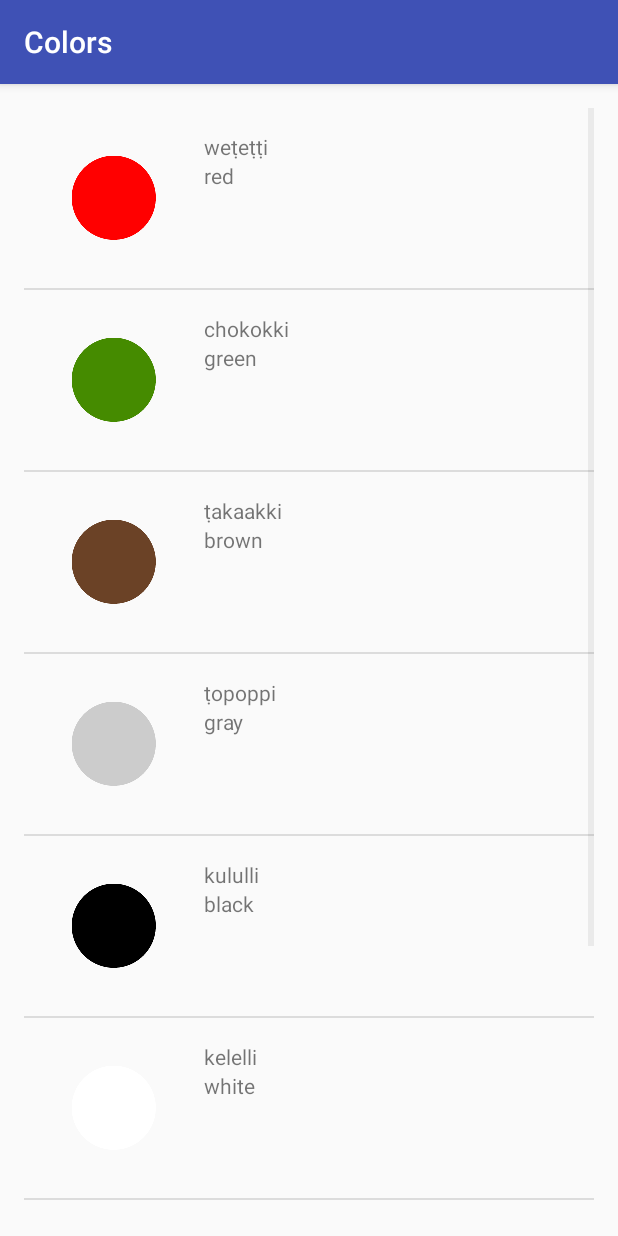
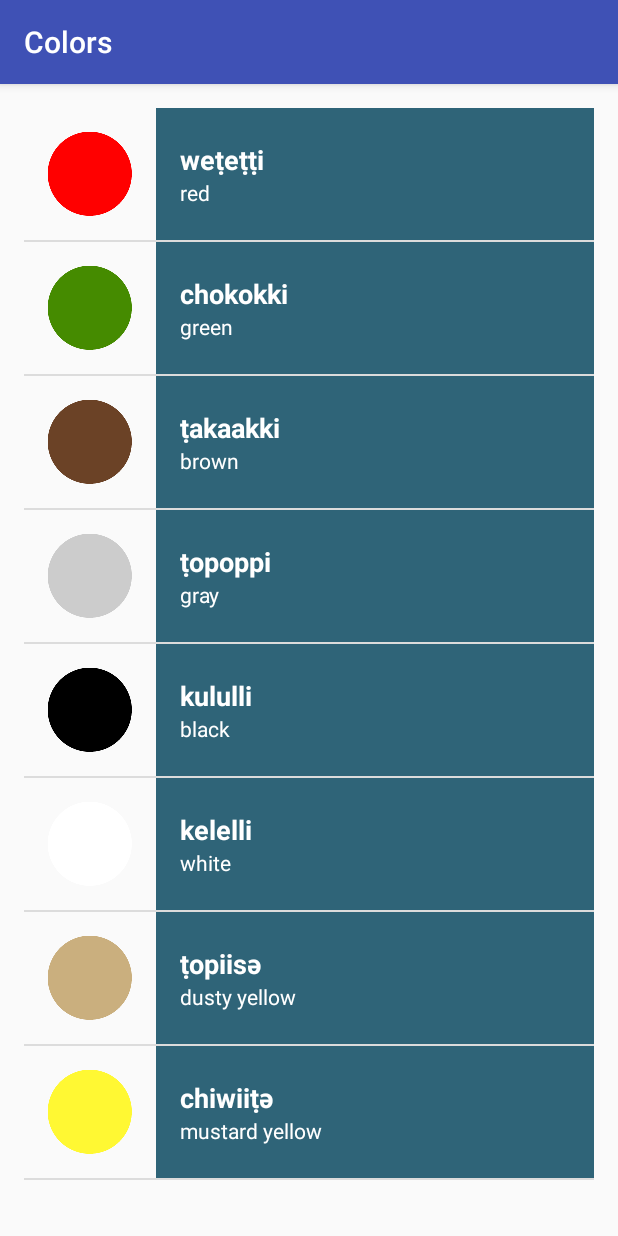
Before and after one commit to srikanth0905/MiwokApp, an Android app: the Colors screen opened directly, with no data from a screen before it, on a phone screen of 412 x 824 dp. Run offline under Robolectric (Android 15) with nearby library versions, the light colour scheme and no system bars.

Commit message:
App created

```diff
--- a/app/src/main/java/com/example/greymat9er/miwokapp/Colors.java
+++ b/app/src/main/java/com/example/greymat9er/miwokapp/Colors.java
@@ -26,7 +26,7 @@ public class Colors extends AppCompatActivity {
         words.add(new Word("dusty yellow", "ṭopiisә", R.drawable.color_dusty_yellow));
         words.add(new Word("mustard yellow", "chiwiiṭә", R.drawable.color_mustard_yellow));
 
-        WordAdapter adapter = new WordAdapter(this, words);
+        WordAdapter adapter = new WordAdapter(this, words, R.color.color);
         ListView listView = findViewById(R.id.list);
         listView.setAdapter(adapter);
     }
--- a/app/src/main/java/com/example/greymat9er/miwokapp/FamilyMembers.java
+++ b/app/src/main/java/com/example/greymat9er/miwokapp/FamilyMembers.java
@@ -28,7 +28,7 @@ public class FamilyMembers extends AppCompatActivity {
         words.add(new Word("grandmother", "ama", R.drawable.family_grandmother));
         words.add(new Word("grandfather", "paapa", R.drawable.family_grandfather));
 
-        WordAdapter adapter = new WordAdapter(this, words);
+        WordAdapter adapter = new WordAdapter(this, words, R.color.family);
         ListView listView = findViewById(R.id.list);
         listView.setAdapter(adapter);
     }
--- a/app/src/main/java/com/example/greymat9er/miwokapp/NumbersActivity.java
+++ b/app/src/main/java/com/example/greymat9er/miwokapp/NumbersActivity.java
@@ -36,7 +36,7 @@ public class NumbersActivity extends AppCompatActivity {
         rootView.addView(wordView);
         */
 
-        WordAdapter adapter = new WordAdapter(this, words);
+        WordAdapter adapter = new WordAdapter(this, words, R.color.number);
         ListView listView = findViewById(R.id.list);
         listView.setAdapter(adapter);
 
--- a/app/src/main/java/com/example/greymat9er/miwokapp/Phrases.java
+++ b/app/src/main/java/com/example/greymat9er/miwokapp/Phrases.java
@@ -28,7 +28,7 @@ public class Phrases extends AppCompatActivity {
         words.add(new Word("Let’s go.", "yoowutis"));
         words.add(new Word("Come here.x", "әnni'nem"));
 
-        WordAdapter adapter = new WordAdapter(this, words);
+        WordAdapter adapter = new WordAdapter(this, words, R.color.phrase);
         ListView listView = findViewById(R.id.list);
         listView.setAdapter(adapter);
     }
--- a/app/src/main/java/com/example/greymat9er/miwokapp/WordAdapter.java
+++ b/app/src/main/java/com/example/greymat9er/miwokapp/WordAdapter.java
@@ -1,8 +1,10 @@
 package com.example.greymat9er.miwokapp;
 
 import android.app.Activity;
+import android.content.Context;
 import android.support.annotation.NonNull;
 import android.support.annotation.Nullable;
+import android.support.v4.content.ContextCompat;
 import android.view.LayoutInflater;
 import android.view.View;
 import android.view.ViewGroup;
@@ -20,8 +22,12 @@ public class WordAdapter extends ArrayAdapter<Word> {
     * @param context: is the current context file. Used to inflate layout file.
     * @param words:   is list of english and Miwok translation
     * */
-    public WordAdapter(Activity context, ArrayList<Word> words){
+
+    private int mcolorReferenceId;
+
+    public WordAdapter(Activity context, ArrayList<Word> words, int colorResourceId) {
         super(context, 0, words);
+        mcolorReferenceId = colorResourceId;
     }
 
     /*
@@ -69,6 +75,13 @@ public class WordAdapter extends ArrayAdapter<Word> {
             //set the image visibility to GONE, so that it doesnt take up any space
             imageView.setVisibility(View.GONE);
 
+        //Set theme color for the list item
+        View textcontainer = listItemView.findViewById(R.id.text_container);
+        //Find the color that resource Id maps to
+        int color = ContextCompat.getColor(getContext(), mcolorReferenceId);
+        //set the background color of the text container View
+        textcontainer.setBackgroundColor(color);
+
         return listItemView;
     }
 }
--- a/app/src/main/res/layout/list_item.xml
+++ b/app/src/main/res/layout/list_item.xml
@@ -3,36 +3,43 @@
     xmlns:tools="http://schemas.android.com/tools"
     android:layout_width="match_parent"
     android:layout_height="match_parent"
-    android:orientation="horizontal"
-    android:padding="16dp">
+    android:minHeight="@dimen/list_item_height"
+    android:orientation="horizontal">
 
+    <ImageView
+        android:id="@+id/image"
+        android:layout_width="@dimen/list_item_height"
+        android:layout_height="@dimen/list_item_height"
+        android:contentDescription="@string/Image"
+        tools:src="@drawable/finger" />
 
-    <RelativeLayout
-        android:layout_width="wrap_content"
-        android:layout_height="wrap_content">
-
-        <ImageView
-            android:id="@+id/image"
-            android:layout_width="wrap_content"
-            android:layout_height="wrap_content"
-            android:contentDescription="@string/Image"
-            android:paddingEnd="16dp" />
+    <LinearLayout
+        android:id="@+id/text_container"
+        android:layout_width="match_parent"
+        android:layout_height="@dimen/list_item_height"
+        android:orientation="vertical"
+        android:paddingLeft="16dp">
 
         <TextView
             android:id="@+id/miwokTranslation"
-            android:layout_width="wrap_content"
+            android:layout_width="match_parent"
             android:layout_height="wrap_content"
-            android:layout_toEndOf="@id/image"
+            android:layout_weight="1"
+            android:gravity="bottom"
+            android:textAppearance="@style/Base.TextAppearance.AppCompat.Medium"
+            android:textColor="@android:color/white"
+            android:textSize="18sp"
+            android:textStyle="bold"
             tools:text="Miwok Translation" />
 
         <TextView
             android:id="@+id/defaultTranslation"
-            android:layout_width="wrap_content"
+            android:layout_width="match_parent"
             android:layout_height="wrap_content"
-            android:layout_below="@id/miwokTranslation"
-            android:layout_toEndOf="@id/image"
+            android:layout_weight="1"
+            android:gravity="top"
+            android:textColor="@android:color/white"
             tools:text="English Translation" />
-
-    </RelativeLayout>
+    </LinearLayout>
 
 </LinearLayout>
--- /dev/null
+++ b/app/src/main/res/values/dimens.xml
@@ -0,0 +1,4 @@
+<?xml version="1.0" encoding="utf-8"?>
+<resources>
+    <dimen name="list_item_height">88dp</dimen>
+</resources>
```
